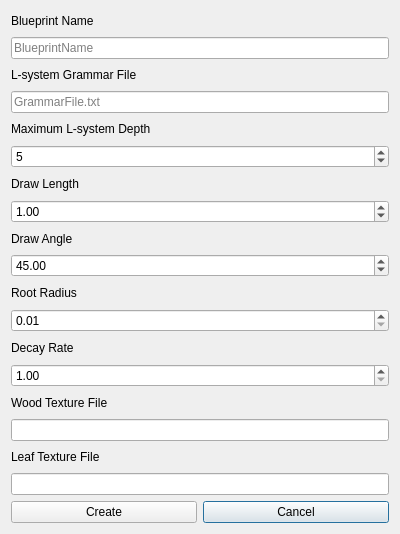
neeravnagda/PlantSim, file ui/PlantBlueprintDialog.ui: the form before one commit.
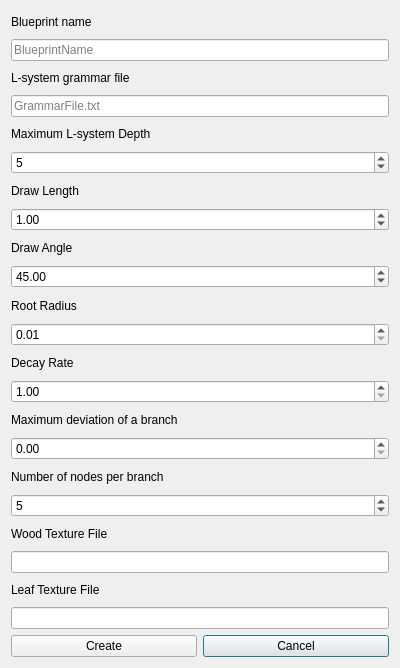
The form after the commit.

```diff
--- a/ui/PlantBlueprintDialog.ui
+++ b/ui/PlantBlueprintDialog.ui
@@ -7,7 +7,7 @@
     <x>0</x>
     <y>0</y>
     <width>400</width>
-    <height>534</height>
+    <height>668</height>
    </rect>
   </property>
   <property name="windowTitle">
@@ -33,7 +33,27 @@
      </property>
     </widget>
    </item>
-   <item row="18" column="1">
+   <item row="15" column="0" colspan="2">
+    <widget class="QDoubleSpinBox" name="m_maxDeviation">
+     <property name="toolTip">
+      <string>Maximum deviation of a branch. Set to 0 for a more rigid L-system</string>
+     </property>
+     <property name="maximum">
+      <double>1.000000000000000</double>
+     </property>
+     <property name="singleStep">
+      <double>0.010000000000000</double>
+     </property>
+    </widget>
+   </item>
+   <item row="16" column="0" colspan="2">
+    <widget class="QLabel" name="s_numNodesLabel">
+     <property name="text">
+      <string>Number of nodes per branch</string>
+     </property>
+    </widget>
+   </item>
+   <item row="22" column="1">
     <widget class="QPushButton" name="m_cancel">
      <property name="toolTip">
       <string>Cancel</string>
@@ -46,7 +66,7 @@
    <item row="0" column="0" colspan="2">
     <widget class="QLabel" name="s_blueprintNameLabel">
      <property name="text">
-      <string>Blueprint Name</string>
+      <string>Blueprint name</string>
      </property>
     </widget>
    </item>
@@ -64,7 +84,7 @@
      </property>
     </widget>
    </item>
-   <item row="18" column="0">
+   <item row="22" column="0">
     <widget class="QPushButton" name="m_create">
      <property name="enabled">
       <bool>true</bool>
@@ -141,7 +161,7 @@
    <item row="2" column="0" colspan="2">
     <widget class="QLabel" name="s_grammarFileLabel">
      <property name="text">
-      <string>L-system Grammar File</string>
+      <string>L-system grammar file</string>
      </property>
     </widget>
    </item>
@@ -179,6 +199,13 @@
      </property>
     </widget>
    </item>
+   <item row="19" column="0" colspan="2">
+    <widget class="QLineEdit" name="m_woodTextureFilePath">
+     <property name="toolTip">
+      <string>Wood texture file path</string>
+     </property>
+    </widget>
+   </item>
    <item row="3" column="0" colspan="2">
     <widget class="QLineEdit" name="m_grammarFilePath">
      <property name="toolTip">
@@ -202,31 +229,47 @@
      </property>
     </widget>
    </item>
-   <item row="14" column="0">
+   <item row="18" column="0">
     <widget class="QLabel" name="s_woodTextureFileLabel">
      <property name="text">
       <string>Wood Texture File</string>
      </property>
     </widget>
    </item>
-   <item row="15" column="0" colspan="2">
-    <widget class="QLineEdit" name="m_woodTextureFilePath">
+   <item row="21" column="0" colspan="2">
+    <widget class="QLineEdit" name="m_leafTextureFilePath">
      <property name="toolTip">
       <string>Wood texture file path</string>
      </property>
     </widget>
    </item>
-   <item row="16" column="0" colspan="2">
+   <item row="20" column="0" colspan="2">
     <widget class="QLabel" name="s_leafTextureFileLabel">
      <property name="text">
       <string>Leaf Texture File</string>
      </property>
     </widget>
    </item>
+   <item row="14" column="0" colspan="2">
+    <widget class="QLabel" name="s_maxdeviatonLabel">
+     <property name="text">
+      <string>Maximum deviation of a branch</string>
+     </property>
+    </widget>
+   </item>
    <item row="17" column="0" colspan="2">
-    <widget class="QLineEdit" name="m_leafTextureFilePath">
+    <widget class="QSpinBox" name="m_numNodes">
      <property name="toolTip">
-      <string>Leaf texture file path</string>
+      <string>Number of nodes in a branch. Set to minimum for a rigid L-system</string>
+     </property>
+     <property name="minimum">
+      <number>2</number>
+     </property>
+     <property name="maximum">
+      <number>10</number>
+     </property>
+     <property name="value">
+      <number>5</number>
      </property>
     </widget>
    </item>
```
Left out of the diff: 2 changed lines with no effect on the pictures.
